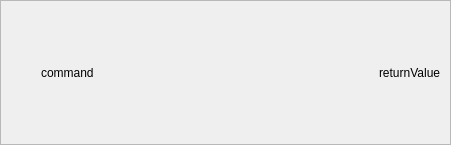
Qt form terminal/commandpart.ui (theCheeseboard/theterminal) before a commit.
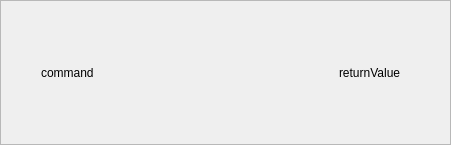
The same form after that commit. Icons and pictures are not drawn. Custom widgets are drawn as their Qt base class.

```diff
--- a/terminal/commandpart.ui
+++ b/terminal/commandpart.ui
@@ -59,7 +59,7 @@
          <number>0</number>
         </property>
         <property name="rightMargin">
-         <number>9</number>
+         <number>0</number>
         </property>
         <property name="bottomMargin">
          <number>0</number>
@@ -105,8 +105,29 @@
           <property name="text">
            <string>returnValue</string>
           </property>
+          <property name="margin">
+           <number>9</number>
+          </property>
          </widget>
         </item>
+        <item>
+         <widget class="QWidget" name="spinnerContainer" native="true">
+          <layout class="QHBoxLayout" name="horizontalLayout_2">
+           <property name="spacing">
+            <number>0</number>
+           </property>
+           <property name="leftMargin">
+            <number>0</number>
+           </property>
+           <property name="topMargin">
+            <number>0</number>
+           </property>
+           <property name="rightMargin">
+            <number>9</number>
+           </property>
+           <property name="bottomMargin">
+            <number>0</number>
+           </property>
         <item>
          <widget class="tCircularSpinner" name="workingSpinner" native="true">
           <property name="maximumSize">
@@ -114,6 +135,28 @@
             <width>16</width>
             <height>16777215</height>
            </size>
+             </property>
+            </widget>
+           </item>
+          </layout>
+         </widget>
+        </item>
+        <item>
+         <widget class="QPushButton" name="dismissButton">
+          <property name="sizePolicy">
+           <sizepolicy hsizetype="Preferred" vsizetype="Preferred">
+            <horstretch>0</horstretch>
+            <verstretch>0</verstretch>
+           </sizepolicy>
+          </property>
+          <property name="text">
+           <string/>
+          </property>
+          <property name="icon">
+           <iconset theme="window-close"/>
+          </property>
+          <property name="flat">
+           <bool>true</bool>
           </property>
          </widget>
         </item>
```
Lines whose indentation alone changed are shown as unchanged.
